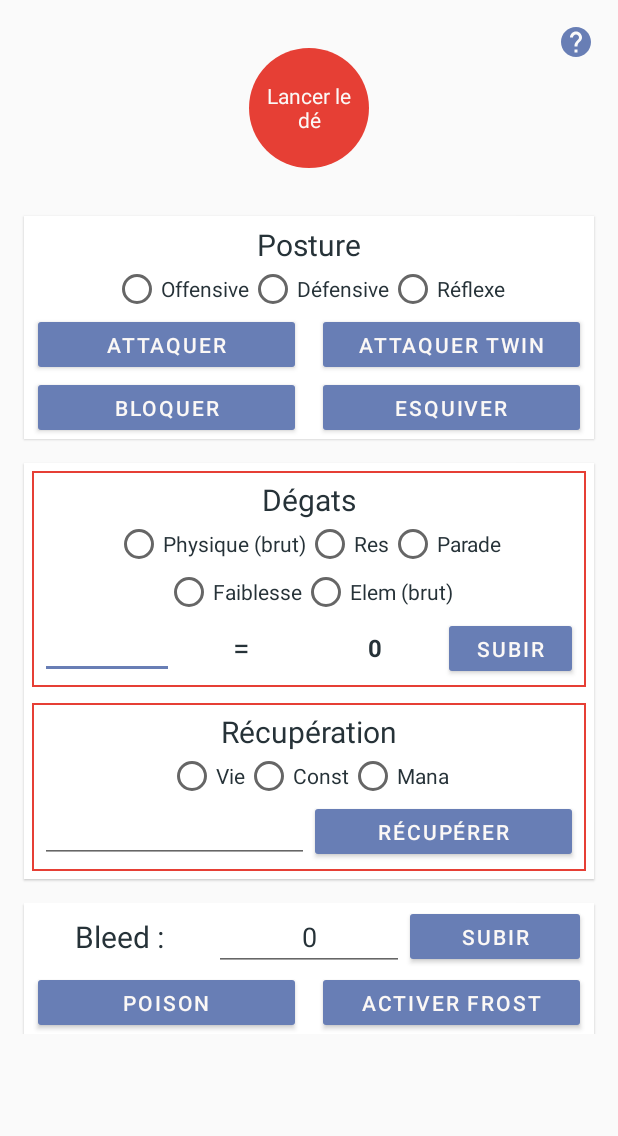
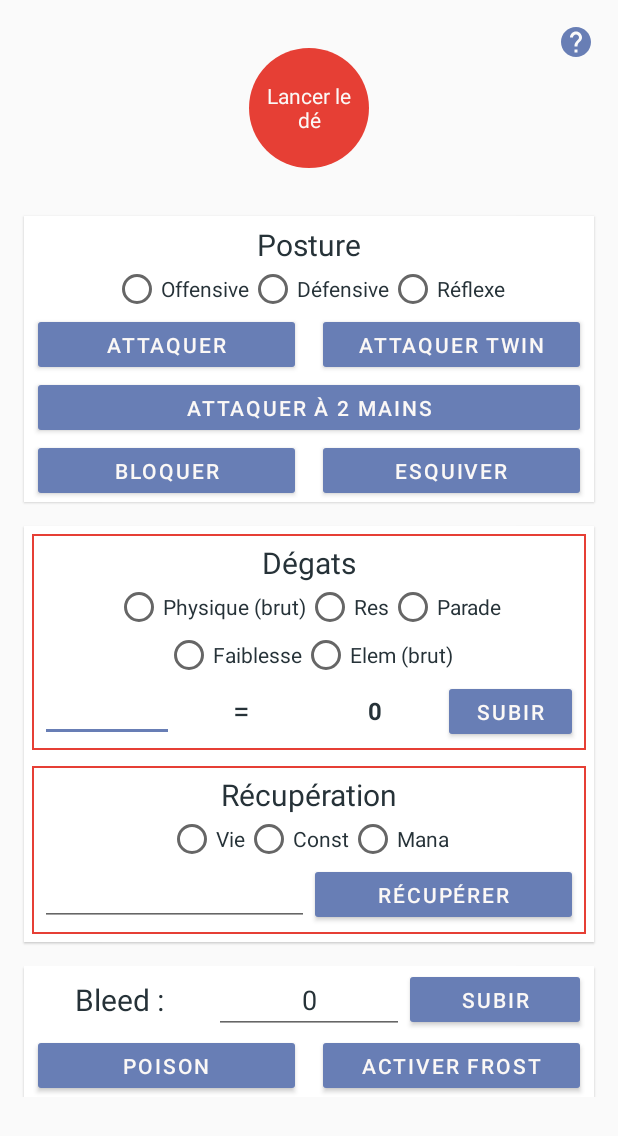
Before and after one commit to Cballini/RPHelper, an Android app: the fragment FightFragment shown on its own in the app's theme, on a phone screen of 412 x 824 dp. Shown: the top 1136 px of the screen. Run offline under Robolectric (Android 15) with nearby library versions, the phone set to English and light mode, and no system bars; our stand-ins replace Firebase (no records; nobody signed in at launch, a user with empty details on screens opened directly); 5 statements that could not run were skipped.

Commit message:
add 2 hands + update photo

```diff
--- a/app/build.gradle
+++ b/app/build.gradle
@@ -1,11 +1,12 @@
 apply plugin: 'com.android.application'
 
 android {
-    compileSdkVersion 28
+    compileSdkVersion 29
     defaultConfig {
         applicationId "com.rphelper.cecib.rphelper"
         minSdkVersion 19
         targetSdkVersion 29
+        multiDexEnabled true
         versionCode 16
         versionName "14"
         testInstrumentationRunner "androidx.test.runner.AndroidJUnitRunner"
@@ -24,6 +25,7 @@ android {
 
 dependencies {
     implementation fileTree(dir: 'libs', include: ['*.jar'])
+    implementation 'androidx.multidex:multidex:2.0.1'
     implementation 'androidx.appcompat:appcompat:1.1.0'
     implementation 'com.google.android.material:material:1.0.0'
     implementation 'androidx.constraintlayout:constraintlayout:1.1.3'
@@ -43,6 +45,8 @@ dependencies {
 
     implementation 'com.google.firebase:firebase-analytics:17.4.4'
     implementation 'com.google.firebase:firebase-database-ktx:19.3.1'
+    implementation 'com.google.firebase:firebase-storage-ktx:19.2.0'
+    implementation 'com.firebaseui:firebase-ui-storage:6.2.0'
     implementation 'com.firebaseui:firebase-ui-auth:6.2.0'
 }
 
--- a/app/src/main/AndroidManifest.xml
+++ b/app/src/main/AndroidManifest.xml
@@ -23,6 +23,7 @@
         </activity>
     </application>
     <uses-permission android:name="android.permission.WRITE_EXTERNAL_STORAGE" />
+    <uses-permission android:name="android.permission.READ_EXTERNAL_STORAGE" />
     <uses-permission android:name="android.permission.ACCESS_NETWORK_STATE" />
     <uses-permission android:name="android.permission.INTERNET" />
 </manifest>
--- a/app/src/main/java/com/rphelper/cecib/rphelper/MainActivity.kt
+++ b/app/src/main/java/com/rphelper/cecib/rphelper/MainActivity.kt
@@ -23,6 +23,7 @@ import com.rphelper.cecib.rphelper.fragments.*
 
 class MainActivity : FragmentActivity() {
     private val WRITE_EXTERNAL_STORAGE_CODE = 1
+
 
     override fun onCreate(savedInstanceState: Bundle?) {
         super.onCreate(savedInstanceState)
--- a/app/src/main/java/com/rphelper/cecib/rphelper/fragments/FightFragment.kt
+++ b/app/src/main/java/com/rphelper/cecib/rphelper/fragments/FightFragment.kt
@@ -64,11 +64,13 @@ class FightFragment : Fragment() {
                 getString(R.string.offensive) ->{
                     view.findViewById<RadioButton>(R.id.fight_posture_offensive).isChecked = true
                     view.findViewById<LinearLayout>(R.id.fight_action_offensive_layout).visibility = View.VISIBLE
+                    view.findViewById<LinearLayout>(R.id.fight_action_offensive_layout2).visibility = View.VISIBLE
                     view.findViewById<LinearLayout>(R.id.fight_action_def_ref_layout).visibility = View.GONE
                 }
                 getString(R.string.defensive) ->{
                     view.findViewById<RadioButton>(R.id.fight_posture_defensive).isChecked = true
                     view.findViewById<LinearLayout>(R.id.fight_action_offensive_layout).visibility = View.GONE
+                    view.findViewById<LinearLayout>(R.id.fight_action_offensive_layout2).visibility = View.GONE
                     view.findViewById<LinearLayout>(R.id.fight_action_def_ref_layout).visibility = View.VISIBLE
                     view.findViewById<Button>(R.id.fight_action_dodge).visibility = View.GONE
                     view.findViewById<Button>(R.id.fight_action_block).visibility = View.VISIBLE
@@ -76,6 +78,7 @@ class FightFragment : Fragment() {
                 getString(R.string.reflex) -> {
                     view.findViewById<RadioButton>(R.id.fight_posture_reflex).isChecked = true
                     view.findViewById<LinearLayout>(R.id.fight_action_offensive_layout).visibility = View.GONE
+                    view.findViewById<LinearLayout>(R.id.fight_action_offensive_layout2).visibility = View.GONE
                     view.findViewById<LinearLayout>(R.id.fight_action_def_ref_layout).visibility = View.VISIBLE
                     view.findViewById<Button>(R.id.fight_action_dodge).visibility = View.VISIBLE
                     view.findViewById<Button>(R.id.fight_action_block).visibility = View.GONE
@@ -208,6 +211,7 @@ class FightFragment : Fragment() {
         /********* ACTIONS *************/
         view.findViewById<Button>(R.id.fight_action_attack).setOnClickListener { checkAndDisplayAlert(getString(R.string.constitution), 80,  viewModel.attackOrBlock()) }
         view.findViewById<Button>(R.id.fight_action_twin).setOnClickListener { checkAndDisplayAlert(getString(R.string.constitution), 120, viewModel.twin()) }
+        view.findViewById<Button>(R.id.fight_action_attack_2_hands).setOnClickListener { checkAndDisplayAlert(getString(R.string.constitution), 40,  viewModel.attack2Hands()) }
         view.findViewById<Button>(R.id.fight_action_block).setOnClickListener { checkAndDisplayAlert(getString(R.string.constitution), 80, viewModel.attackOrBlock()) }
         view.findViewById<Button>(R.id.fight_action_dodge).setOnClickListener { checkAndDisplayAlert(getString(R.string.constitution), 30, viewModel.dodge()) }
         view.findViewById<Button>(R.id.fight_action_bleed).setOnClickListener {
--- a/app/src/main/java/com/rphelper/cecib/rphelper/utils/DisplayUtils.kt
+++ b/app/src/main/java/com/rphelper/cecib/rphelper/utils/DisplayUtils.kt
@@ -352,7 +352,7 @@ fun removeEquipment(context: Context, toDoDelete: () -> Unit){
         }
         dialog.findViewById<TextView>(R.id.armor_save_button).setOnClickListener {
             if(type.equals(context.getString(R.string.armor)) && (dialog.findViewById<MultiRowsRadioGroup>(R.id.armor_type_radiogroup).checkedRadioButtonId ==-1)){
-                Snackbar.make(dialog.currentFocus, context.getString(R.string.warning_armor_type), Snackbar.LENGTH_LONG).show()
+                Snackbar.make(dialog.currentFocus!!, context.getString(R.string.warning_armor_type), Snackbar.LENGTH_LONG).show()
             }else {
                 armor.name = dialog.findViewById<EditText>(R.id.armor_name_txt).text.toString()
 
--- a/app/src/main/java/com/rphelper/cecib/rphelper/viewmodel/FightViewModel.kt
+++ b/app/src/main/java/com/rphelper/cecib/rphelper/viewmodel/FightViewModel.kt
@@ -88,6 +88,12 @@ class FightViewModel(val context: Context) : ViewModel(){
         return character.value!!.const.value.toInt()
     }
 
+    fun attack2Hands() : Int{
+        character.value!!.const.value -= 40
+        Services.editCharacter(character.value!!)
+        return character.value!!.const.value.toInt()
+    }
+
     fun dodge():Int{
         character.value!!.const.value -= 40
         Services.editCharacter(character.value!!)
--- a/app/src/main/res/layout/fragment_fight.xml
+++ b/app/src/main/res/layout/fragment_fight.xml
@@ -108,6 +108,25 @@
                     android:textColor="@color/colorCatTitle"
                     android:textAppearance="@style/TextAppearance.MaterialComponents.Button"
                     android:backgroundTint="@color/colorAccent"/>
+            </LinearLayout>
+            <LinearLayout
+                android:id="@+id/fight_action_offensive_layout2"
+                android:layout_width="match_parent"
+                android:layout_height="wrap_content"
+                android:gravity="center"
+                android:orientation="horizontal">
+                <Button
+                    android:id="@+id/fight_action_attack_2_hands"
+                    android:layout_width="match_parent"
+                    android:layout_height="@dimen/button_height"
+                    android:layout_weight="1"
+                    android:gravity="center"
+                    android:layout_marginHorizontal="@dimen/txt_margin"
+                    android:text="Attaquer à 2 mains"
+                    android:textColor="@color/colorCatTitle"
+                    android:textAppearance="@style/TextAppearance.MaterialComponents.Button"
+                    android:backgroundTint="@color/colorAccent"/>
+
             </LinearLayout>
             <LinearLayout
                 android:id="@+id/fight_action_def_ref_layout"
--- a/app/src/main/res/values/strings.xml
+++ b/app/src/main/res/values/strings.xml
@@ -201,7 +201,7 @@
     <string name="skill_help">Diplomatie/Bluff = 35 + MEM + INT\n\nIntuition/Psychologie = 35 + DEX + FOI\n\nConnaissance/Analyse = 30 + MEM + INT\n\nGrimper/Pousser = 35 + VIG + FOR\n\nAcrobatie/Discrétion = 35 + END + DEX\n\nArtisanat/Sabotage = 35 + DEX + INT\n\nLes points de stats "virtuels" (donnés par des accessoires) ne sont pas pris en compte dans ces calculs.</string>
 
     <string name="fight_help">
-        PHASES DE COMBAT\nPendant le tour d\'un joueur :\nPhase 1 : Mouvement OU Changement de posture (1 seule fois)\nPhase 2 : Action de posture\nPhase 3 : Changement de posture OU Mouvement (1 seule fois)\n\nPOSTURE\nOffensive : Attaque ou sort offensif.\nDefensive : Utilisation objet / sort non-offensif ou changement d\'arme. Blocage hors de son tour.\nRéflexe : Mouvement, changement d\'arme ou utilisation d\'armes de jet. Esquive hors de son tour.\nEn position Défensive ou Réflexe si prise de dégats ou pas de blocage/esquive récupération de toute la constitution en début de tour.\n\nCOUTS DES ACTIONS\nAttaque = 80 const\nAttaque twin = 120 const\nBlocage = 80 const\nEsquive = 30 const\nAttaque et blocage arme à 2 mains = 40 const\nSort = 30 const + coût en mana\n\nSTATUS\nBleed = (Dégats Arme/2) / Tour \nPoison = VIE MAX x 0,05 / Tour \nFrost = CONST MAX / 2 \n
+        PHASES DE COMBAT\nPendant le tour d\'un joueur :\nPhase 1 : Mouvement OU Changement de posture (1 seule fois)\nPhase 2 : Action de posture\nPhase 3 : Changement de posture OU Mouvement (1 seule fois)\n\nPOSTURE\nOffensive : Attaque ou sort offensif.\nDefensive : Utilisation objet / sort non-offensif ou changement d\'arme. Blocage hors de son tour.\nRéflexe : Mouvement, changement d\'arme ou utilisation d\'armes de jet. Esquive hors de son tour.\nEn position Défensive ou Réflexe si prise de dégats ou pas de blocage/esquive récupération de toute la constitution en début de tour.\n\nCOUTS DES ACTIONS\nAttaque = 80 const\nAttaque twin = 120 const\nAttaque à 2 main = 40 const (+ 20 dégâts)\nBlocage = 80 const\nEsquive = 30 const\nAttaque et blocage arme à 2 mains = 40 const\nSort = 30 const + coût en mana\n\nSTATUS\nBleed = (Dégats Arme/2) / Tour \nPoison = VIE MAX x 0,05 / Tour \nFrost = CONST MAX / 2 \n
     </string>
 
     <string name="spell_help">
```
Also changed, not shown: app/src/main/java/com/rphelper/cecib/rphelper/AuthActivity.kt (+5 -5 lines), app/src/main/java/com/rphelper/cecib/rphelper/fragments/CharacterFragment.kt (+65 -0 lines), app/src/main/java/com/rphelper/cecib/rphelper/fragments/InventoryFragment.kt (+17 -17 lines), app/src/main/java/com/rphelper/cecib/rphelper/fragments/SpellFragment.kt (+4 -4 lines), app/src/main/java/com/rphelper/cecib/rphelper/viewmodel/EquipmentViewModel.kt (+14 -14 lines), app/src/main/res/drawable/person.xml (deleted, +0 -9 lines), app/src/main/res/drawable/person.png (added).
